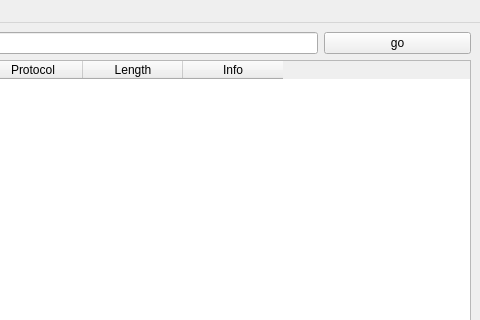
Old version of the form ui/MainWindow.ui in the repository Knok0ut/BTCapture; both pictures show x 427 to 907 and y 0 to 320 of the 907 by 676 pixel window.
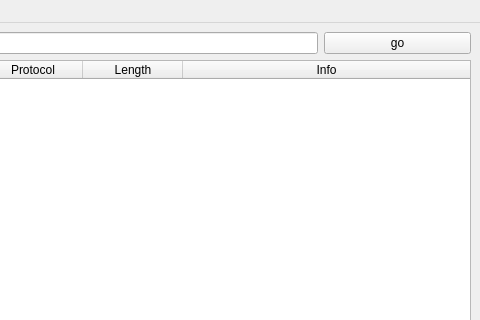
New version of the form.

The edit to the form file:
```diff
--- a/ui/MainWindow.ui
+++ b/ui/MainWindow.ui
@@ -50,6 +50,9 @@
        <property name="tabletTracking">
         <bool>true</bool>
        </property>
+       <property name="lineWidth">
+        <number>1</number>
+       </property>
        <property name="editTriggers">
         <set>QAbstractItemView::NoEditTriggers</set>
        </property>
@@ -63,7 +66,7 @@
         <bool>true</bool>
        </property>
        <attribute name="horizontalHeaderStretchLastSection">
-        <bool>false</bool>
+        <bool>true</bool>
        </attribute>
        <column>
         <property name="text">
```
Left out of the diff: 12 changed lines with no effect on the pictures.
